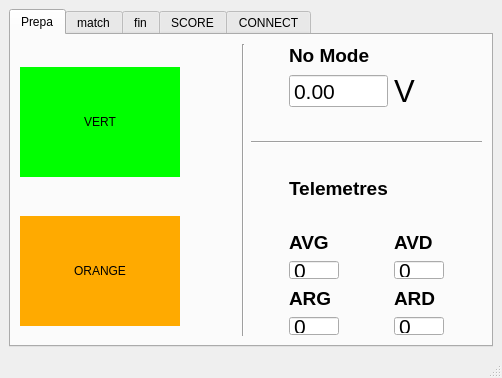
CRLG/LABOTBOX, file PluginModules/Ecran/ihm_Ecran.ui: the form before one commit.
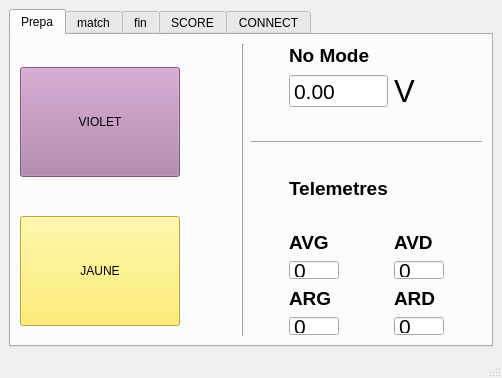
The form after the commit. Custom widgets are drawn as their Qt base class.

Commit message: [Ecran] : adaptation à la coupe 2019

Diff of the .ui file:
```diff
--- a/PluginModules/Ecran/ihm_Ecran.ui
+++ b/PluginModules/Ecran/ihm_Ecran.ui
@@ -39,429 +39,14 @@
             <height>110</height>
            </size>
           </property>
-          <property name="palette">
-           <palette>
-            <active>
-             <colorrole role="WindowText">
-              <brush brushstyle="SolidPattern">
-               <color alpha="255">
-                <red>0</red>
-                <green>0</green>
-                <blue>0</blue>
-               </color>
-              </brush>
-             </colorrole>
-             <colorrole role="Button">
-              <brush brushstyle="SolidPattern">
-               <color alpha="255">
-                <red>255</red>
-                <green>170</green>
-                <blue>0</blue>
-               </color>
-              </brush>
-             </colorrole>
-             <colorrole role="Light">
-              <brush brushstyle="SolidPattern">
-               <color alpha="255">
-                <red>255</red>
-                <green>213</green>
-                <blue>127</blue>
-               </color>
-              </brush>
-             </colorrole>
-             <colorrole role="Midlight">
-              <brush brushstyle="SolidPattern">
-               <color alpha="255">
-                <red>255</red>
-                <green>191</green>
-                <blue>63</blue>
-               </color>
-              </brush>
-             </colorrole>
-             <colorrole role="Dark">
-              <brush brushstyle="SolidPattern">
-               <color alpha="255">
-                <red>127</red>
-                <green>85</green>
-                <blue>0</blue>
-               </color>
-              </brush>
-             </colorrole>
-             <colorrole role="Mid">
-              <brush brushstyle="SolidPattern">
-               <color alpha="255">
-                <red>170</red>
-                <green>113</green>
-                <blue>0</blue>
-               </color>
-              </brush>
-             </colorrole>
-             <colorrole role="Text">
-              <brush brushstyle="SolidPattern">
-               <color alpha="255">
-                <red>0</red>
-                <green>0</green>
-                <blue>0</blue>
-               </color>
-              </brush>
-             </colorrole>
-             <colorrole role="BrightText">
-              <brush brushstyle="SolidPattern">
-               <color alpha="255">
-                <red>255</red>
-                <green>255</green>
-                <blue>255</blue>
-               </color>
-              </brush>
-             </colorrole>
-             <colorrole role="ButtonText">
-              <brush brushstyle="SolidPattern">
-               <color alpha="255">
-                <red>0</red>
-                <green>0</green>
-                <blue>0</blue>
-               </color>
-              </brush>
-             </colorrole>
-             <colorrole role="Base">
-              <brush brushstyle="SolidPattern">
-               <color alpha="255">
-                <red>255</red>
-                <green>255</green>
-                <blue>255</blue>
-               </color>
-              </brush>
-             </colorrole>
-             <colorrole role="Window">
-              <brush brushstyle="SolidPattern">
-               <color alpha="255">
-                <red>255</red>
-                <green>170</green>
-                <blue>0</blue>
-               </color>
-              </brush>
-             </colorrole>
-             <colorrole role="Shadow">
-              <brush brushstyle="SolidPattern">
-               <color alpha="255">
-                <red>0</red>
-                <green>0</green>
-                <blue>0</blue>
-               </color>
-              </brush>
-             </colorrole>
-             <colorrole role="AlternateBase">
-              <brush brushstyle="SolidPattern">
-               <color alpha="255">
-                <red>255</red>
-                <green>212</green>
-                <blue>127</blue>
-               </color>
-              </brush>
-             </colorrole>
-             <colorrole role="ToolTipBase">
-              <brush brushstyle="SolidPattern">
-               <color alpha="255">
-                <red>255</red>
-                <green>255</green>
-                <blue>220</blue>
-               </color>
-              </brush>
-             </colorrole>
-             <colorrole role="ToolTipText">
-              <brush brushstyle="SolidPattern">
-               <color alpha="255">
-                <red>0</red>
-                <green>0</green>
-                <blue>0</blue>
-               </color>
-              </brush>
-             </colorrole>
-            </active>
-            <inactive>
-             <colorrole role="WindowText">
-              <brush brushstyle="SolidPattern">
-               <color alpha="255">
-                <red>0</red>
-                <green>0</green>
-                <blue>0</blue>
-               </color>
-              </brush>
-             </colorrole>
-             <colorrole role="Button">
-              <brush brushstyle="SolidPattern">
-               <color alpha="255">
-                <red>255</red>
-                <green>170</green>
-                <blue>0</blue>
-               </color>
-              </brush>
-             </colorrole>
-             <colorrole role="Light">
-              <brush brushstyle="SolidPattern">
-               <color alpha="255">
-                <red>255</red>
-                <green>213</green>
-                <blue>127</blue>
-               </color>
-              </brush>
-             </colorrole>
-             <colorrole role="Midlight">
-              <brush brushstyle="SolidPattern">
-               <color alpha="255">
-                <red>255</red>
-                <green>191</green>
-                <blue>63</blue>
-               </color>
-              </brush>
-             </colorrole>
-             <colorrole role="Dark">
-              <brush brushstyle="SolidPattern">
-               <color alpha="255">
-                <red>127</red>
-                <green>85</green>
-                <blue>0</blue>
-               </color>
-              </brush>
-             </colorrole>
-             <colorrole role="Mid">
-              <brush brushstyle="SolidPattern">
-               <color alpha="255">
-                <red>170</red>
-                <green>113</green>
-                <blue>0</blue>
-               </color>
-              </brush>
-             </colorrole>
-             <colorrole role="Text">
-              <brush brushstyle="SolidPattern">
-               <color alpha="255">
-                <red>0</red>
-                <green>0</green>
-                <blue>0</blue>
-               </color>
-              </brush>
-             </colorrole>
-             <colorrole role="BrightText">
-              <brush brushstyle="SolidPattern">
-               <color alpha="255">
-                <red>255</red>
-                <green>255</green>
-                <blue>255</blue>
-               </color>
-              </brush>
-             </colorrole>
-             <colorrole role="ButtonText">
-              <brush brushstyle="SolidPattern">
-               <color alpha="255">
-                <red>0</red>
-                <green>0</green>
-                <blue>0</blue>
-               </color>
-              </brush>
-             </colorrole>
-             <colorrole role="Base">
-              <brush brushstyle="SolidPattern">
-               <color alpha="255">
-                <red>255</red>
-                <green>255</green>
-                <blue>255</blue>
-               </color>
-              </brush>
-             </colorrole>
-             <colorrole role="Window">
-              <brush brushstyle="SolidPattern">
-               <color alpha="255">
-                <red>255</red>
-                <green>170</green>
-                <blue>0</blue>
-               </color>
-              </brush>
-             </colorrole>
-             <colorrole role="Shadow">
-              <brush brushstyle="SolidPattern">
-               <color alpha="255">
-                <red>0</red>
-                <green>0</green>
-                <blue>0</blue>
-               </color>
-              </brush>
-             </colorrole>
-             <colorrole role="AlternateBase">
-              <brush brushstyle="SolidPattern">
-               <color alpha="255">
-                <red>255</red>
-                <green>212</green>
-                <blue>127</blue>
-               </color>
-              </brush>
-             </colorrole>
-             <colorrole role="ToolTipBase">
-              <brush brushstyle="SolidPattern">
-               <color alpha="255">
-                <red>255</red>
-                <green>255</green>
-                <blue>220</blue>
-               </color>
-              </brush>
-             </colorrole>
-             <colorrole role="ToolTipText">
-              <brush brushstyle="SolidPattern">
-               <color alpha="255">
-                <red>0</red>
-                <green>0</green>
-                <blue>0</blue>
-               </color>
-              </brush>
-             </colorrole>
-            </inactive>
-            <disabled>
-             <colorrole role="WindowText">
-              <brush brushstyle="SolidPattern">
-               <color alpha="255">
-                <red>127</red>
-                <green>85</green>
-                <blue>0</blue>
-               </color>
-              </brush>
-             </colorrole>
-             <colorrole role="Button">
-              <brush brushstyle="SolidPattern">
-               <color alpha="255">
-                <red>255</red>
-                <green>170</green>
-                <blue>0</blue>
-               </color>
-              </brush>
-             </colorrole>
-             <colorrole role="Light">
-              <brush brushstyle="SolidPattern">
-               <color alpha="255">
-                <red>255</red>
-                <green>213</green>
-                <blue>127</blue>
-               </color>
-              </brush>
-             </colorrole>
-             <colorrole role="Midlight">
-              <brush brushstyle="SolidPattern">
-               <color alpha="255">
-                <red>255</red>
-                <green>191</green>
-                <blue>63</blue>
-               </color>
-              </brush>
-             </colorrole>
-             <colorrole role="Dark">
-              <brush brushstyle="SolidPattern">
-               <color alpha="255">
-                <red>127</red>
-                <green>85</green>
-                <blue>0</blue>
-               </color>
-              </brush>
-             </colorrole>
-             <colorrole role="Mid">
-              <brush brushstyle="SolidPattern">
-               <color alpha="255">
-                <red>170</red>
-                <green>113</green>
-                <blue>0</blue>
-               </color>
-              </brush>
-             </colorrole>
-             <colorrole role="Text">
-              <brush brushstyle="SolidPattern">
-               <color alpha="255">
-                <red>127</red>
-                <green>85</green>
-                <blue>0</blue>
-               </color>
-              </brush>
-             </colorrole>
-             <colorrole role="BrightText">
-              <brush brushstyle="SolidPattern">
-               <color alpha="255">
-                <red>255</red>
-                <green>255</green>
-                <blue>255</blue>
-               </color>
-              </brush>
-             </colorrole>
-             <colorrole role="ButtonText">
-              <brush brushstyle="SolidPattern">
-               <color alpha="255">
-                <red>127</red>
-                <green>85</green>
-                <blue>0</blue>
-               </color>
-              </brush>
-             </colorrole>
-             <colorrole role="Base">
-              <brush brushstyle="SolidPattern">
-               <color alpha="255">
-                <red>255</red>
-                <green>170</green>
-                <blue>0</blue>
-               </color>
-              </brush>
-             </colorrole>
-             <colorrole role="Window">
-              <brush brushstyle="SolidPattern">
-               <color alpha="255">
-                <red>255</red>
-                <green>170</green>
-                <blue>0</blue>
-               </color>
-              </brush>
-             </colorrole>
-             <colorrole role="Shadow">
-              <brush brushstyle="SolidPattern">
-               <color alpha="255">
-                <red>0</red>
-                <green>0</green>
-                <blue>0</blue>
-               </color>
-              </brush>
-             </colorrole>
-             <colorrole role="AlternateBase">
-              <brush brushstyle="SolidPattern">
-               <color alpha="255">
-                <red>255</red>
-                <green>170</green>
-                <blue>0</blue>
-               </color>
-              </brush>
-             </colorrole>
-             <colorrole role="ToolTipBase">
-              <brush brushstyle="SolidPattern">
-               <color alpha="255">
-                <red>255</red>
-                <green>255</green>
-                <blue>220</blue>
-               </color>
-              </brush>
-             </colorrole>
-             <colorrole role="ToolTipText">
-              <brush brushstyle="SolidPattern">
-               <color alpha="255">
-                <red>0</red>
-                <green>0</green>
-                <blue>0</blue>
-               </color>
-              </brush>
-             </colorrole>
-            </disabled>
-           </palette>
-          </property>
-          <property name="autoFillBackground">
-           <bool>true</bool>
+          <property name="styleSheet">
+           <string notr="true">background-color: rgb(252, 233, 79);</string>
           </property>
           <property name="text">
-           <string>ORANGE</string>
+           <string>JAUNE</string>
           </property>
           <property name="flat">
-           <bool>true</bool>
+           <bool>false</bool>
           </property>
          </widget>
         </item>
@@ -548,429 +133,14 @@
             <height>110</height>
            </size>
           </property>
-          <property name="palette">
-           <palette>
-            <active>
-             <colorrole role="WindowText">
-              <brush brushstyle="SolidPattern">
-               <color alpha="255">
-                <red>0</red>
-                <green>0</green>
-                <blue>0</blue>
-               </color>
-              </brush>
-             </colorrole>
-             <colorrole role="Button">
-              <brush brushstyle="SolidPattern">
-               <color alpha="255">
-                <red>0</red>
-                <green>255</green>
-                <blue>0</blue>
-               </color>
-              </brush>
-             </colorrole>
-             <colorrole role="Light">
-              <brush brushstyle="SolidPattern">
-               <color alpha="255">
-                <red>127</red>
-                <green>255</green>
-                <blue>127</blue>
-               </color>
-              </brush>
-             </colorrole>
-             <colorrole role="Midlight">
-              <brush brushstyle="SolidPattern">
-               <color alpha="255">
-                <red>63</red>
-                <green>255</green>
-                <blue>63</blue>
-               </color>
-              </brush>
-             </colorrole>
-             <colorrole role="Dark">
-              <brush brushstyle="SolidPattern">
-               <color alpha="255">
-                <red>0</red>
-                <green>127</green>
-                <blue>0</blue>
-               </color>
-              </brush>
-             </colorrole>
-             <colorrole role="Mid">
-              <brush brushstyle="SolidPattern">
-               <color alpha="255">
-                <red>0</red>
-                <green>170</green>
-                <blue>0</blue>
-               </color>
-              </brush>
-             </colorrole>
-             <colorrole role="Text">
-              <brush brushstyle="SolidPattern">
-               <color alpha="255">
-                <red>0</red>
-                <green>0</green>
-                <blue>0</blue>
-               </color>
-              </brush>
-             </colorrole>
-             <colorrole role="BrightText">
-              <brush brushstyle="SolidPattern">
-               <color alpha="255">
-                <red>255</red>
-                <green>255</green>
-                <blue>255</blue>
-               </color>
-              </brush>
-             </colorrole>
-             <colorrole role="ButtonText">
-              <brush brushstyle="SolidPattern">
-               <color alpha="255">
-                <red>0</red>
-                <green>0</green>
-                <blue>0</blue>
-               </color>
-              </brush>
-             </colorrole>
-             <colorrole role="Base">
-              <brush brushstyle="SolidPattern">
-               <color alpha="255">
-                <red>255</red>
-                <green>255</green>
-                <blue>255</blue>
-               </color>
-              </brush>
-             </colorrole>
-             <colorrole role="Window">
-              <brush brushstyle="SolidPattern">
-               <color alpha="255">
-                <red>0</red>
-                <green>255</green>
-                <blue>0</blue>
-               </color>
-              </brush>
-             </colorrole>
-             <colorrole role="Shadow">
-              <brush brushstyle="SolidPattern">
-               <color alpha="255">
-                <red>0</red>
-                <green>0</green>
-                <blue>0</blue>
-               </color>
-              </brush>
-             </colorrole>
-             <colorrole role="AlternateBase">
-              <brush brushstyle="SolidPattern">
-               <color alpha="255">
-                <red>127</red>
-                <green>255</green>
-                <blue>127</blue>
-               </color>
-              </brush>
-             </colorrole>
-             <colorrole role="ToolTipBase">
-              <brush brushstyle="SolidPattern">
-               <color alpha="255">
-                <red>255</red>
-                <green>255</green>
-                <blue>220</blue>
-               </color>
-              </brush>
-             </colorrole>
-             <colorrole role="ToolTipText">
-              <brush brushstyle="SolidPattern">
-               <color alpha="255">
-                <red>0</red>
-                <green>0</green>
-                <blue>0</blue>
-               </color>
-              </brush>
-             </colorrole>
-            </active>
-            <inactive>
-             <colorrole role="WindowText">
-              <brush brushstyle="SolidPattern">
-               <color alpha="255">
-                <red>0</red>
-                <green>0</green>
-                <blue>0</blue>
-               </color>
-              </brush>
-             </colorrole>
-             <colorrole role="Button">
-              <brush brushstyle="SolidPattern">
-               <color alpha="255">
-                <red>0</red>
-                <green>255</green>
-                <blue>0</blue>
-               </color>
-              </brush>
-             </colorrole>
-             <colorrole role="Light">
-              <brush brushstyle="SolidPattern">
-               <color alpha="255">
-                <red>127</red>
-                <green>255</green>
-                <blue>127</blue>
-               </color>
-              </brush>
-             </colorrole>
-             <colorrole role="Midlight">
-              <brush brushstyle="SolidPattern">
-               <color alpha="255">
-                <red>63</red>
-                <green>255</green>
-                <blue>63</blue>
-               </color>
-              </brush>
-             </colorrole>
-             <colorrole role="Dark">
-              <brush brushstyle="SolidPattern">
-               <color alpha="255">
-                <red>0</red>
-                <green>127</green>
-                <blue>0</blue>
-               </color>
-              </brush>
-             </colorrole>
-             <colorrole role="Mid">
-              <brush brushstyle="SolidPattern">
-               <color alpha="255">
-                <red>0</red>
-                <green>170</green>
-                <blue>0</blue>
-               </color>
-              </brush>
-             </colorrole>
-             <colorrole role="Text">
-              <brush brushstyle="SolidPattern">
-               <color alpha="255">
-                <red>0</red>
-                <green>0</green>
-                <blue>0</blue>
-               </color>
-              </brush>
-             </colorrole>
-             <colorrole role="BrightText">
-              <brush brushstyle="SolidPattern">
-               <color alpha="255">
-                <red>255</red>
-                <green>255</green>
-                <blue>255</blue>
-               </color>
-              </brush>
-             </colorrole>
-             <colorrole role="ButtonText">
-              <brush brushstyle="SolidPattern">
-               <color alpha="255">
-                <red>0</red>
-                <green>0</green>
-                <blue>0</blue>
-               </color>
-              </brush>
-             </colorrole>
-             <colorrole role="Base">
-              <brush brushstyle="SolidPattern">
-               <color alpha="255">
-                <red>255</red>
-                <green>255</green>
-                <blue>255</blue>
-               </color>
-              </brush>
-             </colorrole>
-             <colorrole role="Window">
-              <brush brushstyle="SolidPattern">
-               <color alpha="255">
-                <red>0</red>
-                <green>255</green>
-                <blue>0</blue>
-               </color>
-              </brush>
-             </colorrole>
-             <colorrole role="Shadow">
-              <brush brushstyle="SolidPattern">
-               <color alpha="255">
-                <red>0</red>
-                <green>0</green>
-                <blue>0</blue>
-               </color>
-              </brush>
-             </colorrole>
-             <colorrole role="AlternateBase">
-              <brush brushstyle="SolidPattern">
-               <color alpha="255">
-                <red>127</red>
-                <green>255</green>
-                <blue>127</blue>
-               </color>
-              </brush>
-             </colorrole>
-             <colorrole role="ToolTipBase">
-              <brush brushstyle="SolidPattern">
-               <color alpha="255">
-                <red>255</red>
-                <green>255</green>
-                <blue>220</blue>
-               </color>
-              </brush>
-             </colorrole>
-             <colorrole role="ToolTipText">
-              <brush brushstyle="SolidPattern">
-               <color alpha="255">
-                <red>0</red>
-                <green>0</green>
-                <blue>0</blue>
-               </color>
-              </brush>
-             </colorrole>
-            </inactive>
-            <disabled>
-             <colorrole role="WindowText">
-              <brush brushstyle="SolidPattern">
-               <color alpha="255">
-                <red>0</red>
-                <green>127</green>
-                <blue>0</blue>
-               </color>
-              </brush>
-             </colorrole>
-             <colorrole role="Button">
-              <brush brushstyle="SolidPattern">
-               <color alpha="255">
-                <red>0</red>
-                <green>255</green>
-                <blue>0</blue>
-               </color>
-              </brush>
-             </colorrole>
-             <colorrole role="Light">
-              <brush brushstyle="SolidPattern">
-               <color alpha="255">
-                <red>127</red>
-                <green>255</green>
-                <blue>127</blue>
-               </color>
-              </brush>
-             </colorrole>
-             <colorrole role="Midlight">
-              <brush brushstyle="SolidPattern">
-               <color alpha="255">
-                <red>63</red>
-                <green>255</green>
-                <blue>63</blue>
-               </color>
-              </brush>
-             </colorrole>
-             <colorrole role="Dark">
-              <brush brushstyle="SolidPattern">
-               <color alpha="255">
-                <red>0</red>
-                <green>127</green>
-                <blue>0</blue>
-               </color>
-              </brush>
-             </colorrole>
-             <colorrole role="Mid">
-              <brush brushstyle="SolidPattern">
-               <color alpha="255">
-                <red>0</red>
-                <green>170</green>
-                <blue>0</blue>
-               </color>
-              </brush>
-             </colorrole>
-             <colorrole role="Text">
-              <brush brushstyle="SolidPattern">
-               <color alpha="255">
-                <red>0</red>
-                <green>127</green>
-                <blue>0</blue>
-               </color>
-              </brush>
-             </colorrole>
-             <colorrole role="BrightText">
-              <brush brushstyle="SolidPattern">
-               <color alpha="255">
-                <red>255</red>
-                <green>255</green>
-                <blue>255</blue>
-               </color>
-              </brush>
-             </colorrole>
-             <colorrole role="ButtonText">
-              <brush brushstyle="SolidPattern">
-               <color alpha="255">
-                <red>0</red>
-                <green>127</green>
-                <blue>0</blue>
-               </color>
-              </brush>
-             </colorrole>
-             <colorrole role="Base">
-              <brush brushstyle="SolidPattern">
-               <color alpha="255">
-                <red>0</red>
-                <green>255</green>
-                <blue>0</blue>
-               </color>
-              </brush>
-             </colorrole>
-             <colorrole role="Window">
-              <brush brushstyle="SolidPattern">
-               <color alpha="255">
-                <red>0</red>
-                <green>255</green>
-                <blue>0</blue>
-               </color>
-              </brush>
-             </colorrole>
-             <colorrole role="Shadow">
-              <brush brushstyle="SolidPattern">
-               <color alpha="255">
-                <red>0</red>
-                <green>0</green>
-                <blue>0</blue>
-               </color>
-              </brush>
-             </colorrole>
-             <colorrole role="AlternateBase">
-              <brush brushstyle="SolidPattern">
-               <color alpha="255">
-                <red>0</red>
-                <green>255</green>
-                <blue>0</blue>
-               </color>
-              </brush>
-             </colorrole>
-             <colorrole role="ToolTipBase">
-              <brush brushstyle="SolidPattern">
-               <color alpha="255">
-                <red>255</red>
-                <green>255</green>
-                <blue>220</blue>
-               </color>
-              </brush>
-             </colorrole>
-             <colorrole role="ToolTipText">
-              <brush brushstyle="SolidPattern">
-               <color alpha="255">
-                <red>0</red>
-                <green>0</green>
-                <blue>0</blue>
-               </color>
-              </brush>
-             </colorrole>
-            </disabled>
-           </palette>
-          </property>
-          <property name="autoFillBackground">
-           <bool>true</bool>
+          <property name="styleSheet">
+           <string notr="true">background-color: rgb(173, 127, 168);</string>
           </property>
           <property name="text">
-           <string>VERT</string>
+           <string>VIOLET</string>
           </property>
           <property name="flat">
-           <bool>true</bool>
+           <bool>false</bool>
           </property>
          </widget>
         </item>
```
Left out of the diff: 6 changed lines with no effect on the pictures. The commit also changes 1 other file.
